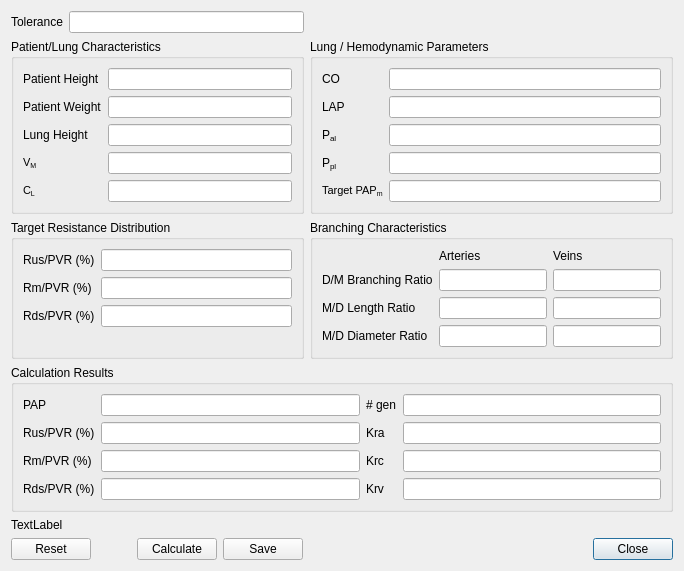
Old version of the form src/calibratedlg.ui in the repository AdamMajer/bshouty-lung-model.
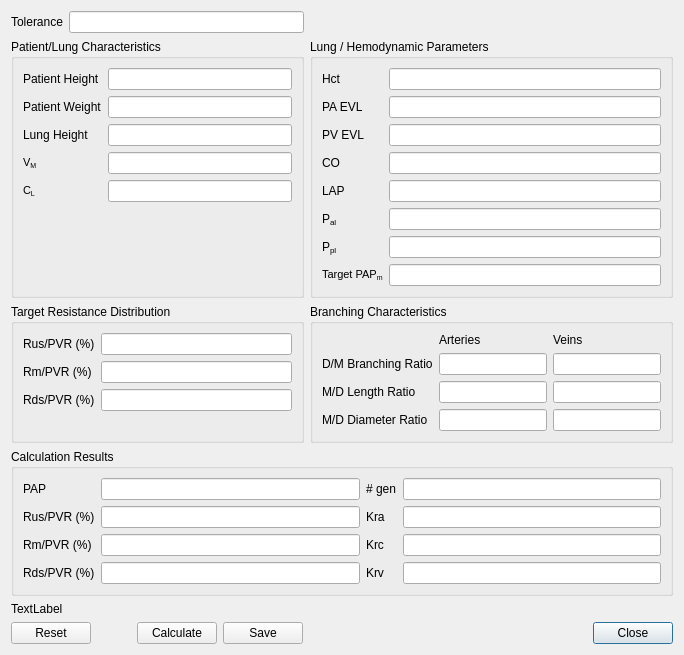
New version of the form. Custom widgets are drawn as their Qt base class.

Commit message: Add Hct, PA/PV EVL to calibration window

The edit to the form file:
```diff
--- a/src/calibratedlg.ui
+++ b/src/calibratedlg.ui
@@ -7,7 +7,7 @@
     <x>0</x>
     <y>0</y>
     <width>684</width>
-    <height>551</height>
+    <height>628</height>
    </rect>
   </property>
   <property name="windowTitle">
@@ -177,6 +177,48 @@
      </property>
      <layout class="QFormLayout" name="formLayout_2">
       <item row="0" column="0">
+       <widget class="QLabel" name="label_27">
+        <property name="text">
+         <string>Hct</string>
+        </property>
+       </widget>
+      </item>
+      <item row="0" column="1">
+       <widget class="QLineEdit" name="Hct">
+        <property name="toolTip">
+         <string>&lt;html&gt;&lt;head/&gt;&lt;body&gt;&lt;p&gt;&lt;span style=&quot; font-family:'MS Shell Dlg 2'; font-size:8pt;&quot;&gt;Patient Hct&lt;/span&gt;&lt;/p&gt;&lt;p&gt;&lt;span style=&quot; font-family:'MS Shell Dlg 2'; font-size:8pt; font-weight:600; text-decoration: underline;&quot;&gt;Range:&lt;/span&gt;&lt;span style=&quot; font-family:'MS Shell Dlg 2'; font-size:8pt;&quot;&gt; 0.1 – 0.9&lt;/span&gt;&lt;/p&gt;&lt;/body&gt;&lt;/html&gt;</string>
+        </property>
+       </widget>
+      </item>
+      <item row="1" column="0">
+       <widget class="QLabel" name="label_28">
+        <property name="text">
+         <string>PA EVL</string>
+        </property>
+       </widget>
+      </item>
+      <item row="1" column="1">
+       <widget class="QLineEdit" name="PA_EVL">
+        <property name="toolTip">
+         <string>&lt;html&gt;&lt;head/&gt;&lt;body&gt;&lt;p&gt;&lt;span style=&quot; font-family:'MS Shell Dlg 2'; font-size:8pt;&quot;&gt;Patient Pulmonary Artery estimated vessel length in cm.&lt;/span&gt;&lt;/p&gt;&lt;p&gt;&lt;span style=&quot; font-family:'MS Shell Dlg 2'; font-size:8pt; font-weight:600; text-decoration: underline;&quot;&gt;Range:&lt;/span&gt;&lt;span style=&quot; font-family:'MS Shell Dlg 2'; font-size:8pt;&quot;&gt; 1 – 15&lt;/span&gt;&lt;/p&gt;&lt;/body&gt;&lt;/html&gt;</string>
+        </property>
+       </widget>
+      </item>
+      <item row="2" column="0">
+       <widget class="QLabel" name="label_29">
+        <property name="text">
+         <string>PV EVL</string>
+        </property>
+       </widget>
+      </item>
+      <item row="2" column="1">
+       <widget class="QLineEdit" name="PV_EVL">
+        <property name="toolTip">
+         <string>&lt;html&gt;&lt;head/&gt;&lt;body&gt;&lt;p&gt;&lt;span style=&quot; font-family:'MS Shell Dlg 2'; font-size:8pt;&quot;&gt;Patient Pulmonary Vein estimated vessel length in cm.&lt;/span&gt;&lt;/p&gt;&lt;p&gt;&lt;span style=&quot; font-family:'MS Shell Dlg 2'; font-size:8pt; font-weight:600; text-decoration: underline;&quot;&gt;Range:&lt;/span&gt;&lt;span style=&quot; font-family:'MS Shell Dlg 2'; font-size:8pt;&quot;&gt; 1 – 15&lt;/span&gt;&lt;/p&gt;&lt;/body&gt;&lt;/html&gt;</string>
+        </property>
+       </widget>
+      </item>
+      <item row="3" column="0">
        <widget class="QLabel" name="label_11">
         <property name="text">
          <string>CO</string>
@@ -186,7 +228,7 @@
         </property>
        </widget>
       </item>
-      <item row="0" column="1">
+      <item row="3" column="1">
        <widget class="ClickableLineEdit" name="CO">
         <property name="toolTip">
          <string>&lt;!DOCTYPE HTML PUBLIC &quot;-//W3C//DTD HTML 4.0//EN&quot; &quot;http://www.w3.org/TR/REC-html40/strict.dtd&quot;&gt;
@@ -200,7 +242,7 @@
         </property>
        </widget>
       </item>
-      <item row="1" column="0">
+      <item row="4" column="0">
        <widget class="QLabel" name="label_12">
         <property name="text">
          <string>LAP</string>
@@ -210,7 +252,7 @@
         </property>
        </widget>
       </item>
-      <item row="1" column="1">
+      <item row="4" column="1">
        <widget class="ClickableLineEdit" name="LAP">
         <property name="toolTip">
          <string>&lt;!DOCTYPE HTML PUBLIC &quot;-//W3C//DTD HTML 4.0//EN&quot; &quot;http://www.w3.org/TR/REC-html40/strict.dtd&quot;&gt;
@@ -224,7 +266,7 @@
         </property>
        </widget>
       </item>
-      <item row="2" column="0">
+      <item row="5" column="0">
        <widget class="QLabel" name="label_14">
         <property name="text">
          <string>&lt;html&gt;&lt;head/&gt;&lt;body&gt;&lt;p&gt;P&lt;span style=&quot; vertical-align:sub;&quot;&gt;al&lt;/span&gt;&lt;/p&gt;&lt;/body&gt;&lt;/html&gt;</string>
@@ -234,7 +276,7 @@
         </property>
        </widget>
       </item>
-      <item row="2" column="1">
+      <item row="5" column="1">
        <widget class="ClickableLineEdit" name="Pal">
         <property name="toolTip">
          <string>&lt;!DOCTYPE HTML PUBLIC &quot;-//W3C//DTD HTML 4.0//EN&quot; &quot;http://www.w3.org/TR/REC-html40/strict.dtd&quot;&gt;
@@ -248,7 +290,7 @@
         </property>
        </widget>
       </item>
-      <item row="3" column="0">
+      <item row="6" column="0">
        <widget class="QLabel" name="label_13">
         <property name="text">
          <string>&lt;html&gt;&lt;head/&gt;&lt;body&gt;&lt;p&gt;P&lt;span style=&quot; vertical-align:sub;&quot;&gt;pl&lt;/span&gt;&lt;/p&gt;&lt;/body&gt;&lt;/html&gt;</string>
@@ -258,7 +300,7 @@
         </property>
        </widget>
       </item>
-      <item row="3" column="1">
+      <item row="6" column="1">
        <widget class="ClickableLineEdit" name="Ppl">
         <property name="toolTip">
          <string>&lt;!DOCTYPE HTML PUBLIC &quot;-//W3C//DTD HTML 4.0//EN&quot; &quot;http://www.w3.org/TR/REC-html40/strict.dtd&quot;&gt;
@@ -272,7 +314,7 @@
         </property>
        </widget>
       </item>
-      <item row="4" column="0">
+      <item row="7" column="0">
        <widget class="QLabel" name="PAPm_label">
         <property name="text">
          <string>&lt;!DOCTYPE HTML PUBLIC &quot;-//W3C//DTD HTML 4.0//EN&quot; &quot;http://www.w3.org/TR/REC-html40/strict.dtd&quot;&gt;
@@ -286,7 +328,7 @@
         </property>
        </widget>
       </item>
-      <item row="4" column="1">
+      <item row="7" column="1">
        <widget class="ClickableLineEdit" name="target_PAPm">
         <property name="toolTip">
          <string>&lt;!DOCTYPE HTML PUBLIC &quot;-//W3C//DTD HTML 4.0//EN&quot; &quot;http://www.w3.org/TR/REC-html40/strict.dtd&quot;&gt;
```
Left out of the diff: 7 changed lines with no effect on the pictures. The commit also changes 1 other file.
